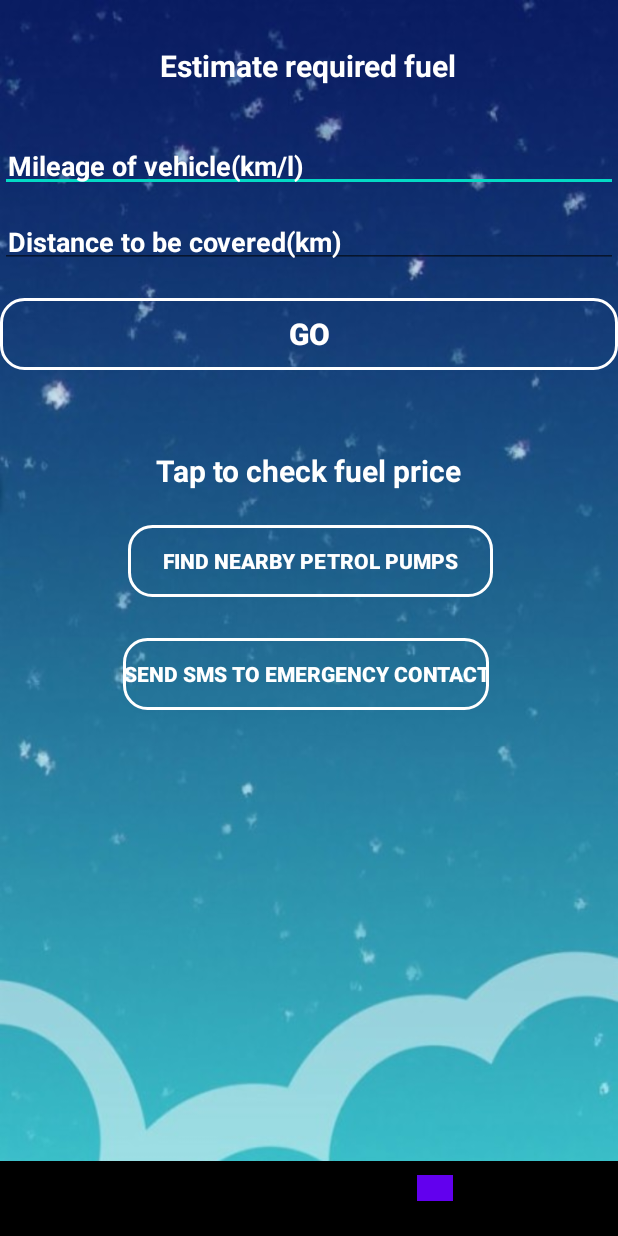
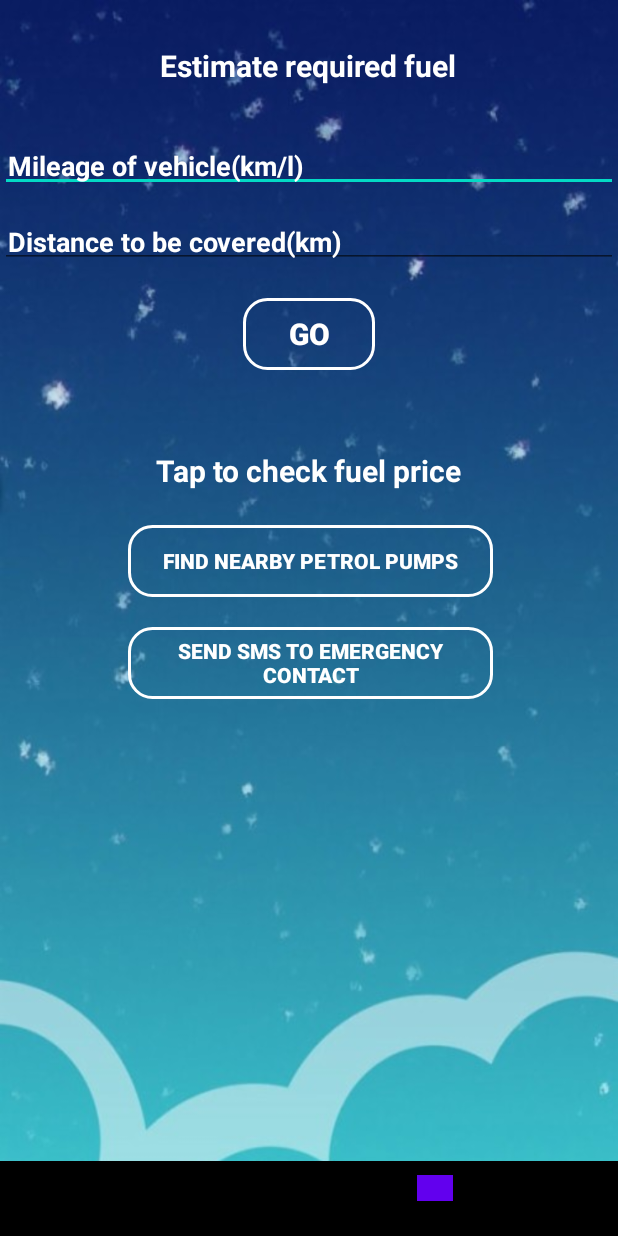
Before and after one commit to Hard-Coder05/SIH2020-SehYatri, an Android app: the AnalyticsActivity screen opened directly, with no data from a screen before it, on a phone screen of 412 x 824 dp. Run offline under Robolectric (Android 15) with nearby library versions, the phone set to English and light mode, and no system bars; libraries missing offline, so code that uses them is left out: com.example.mapmodule.

Commit message:
Android UI modification

```diff
--- a/Android_main_app/app/src/main/java/com/example/sih/AnalyticsActivity.java
+++ b/Android_main_app/app/src/main/java/com/example/sih/AnalyticsActivity.java
@@ -61,7 +61,7 @@ public class AnalyticsActivity extends AppCompatActivity {
             public void onClick(View v) {
                 double dist = Double.parseDouble(distance.getText().toString());
                 double mile = Double.parseDouble(mileage.getText().toString());
-                double ans = mile/dist;
+                double ans = dist/mile;
                 go.setText(String.format("%.3f",ans));
             }
         });
--- a/Android_main_app/app/src/main/res/layout/activity_analytics.xml
+++ b/Android_main_app/app/src/main/res/layout/activity_analytics.xml
@@ -52,17 +52,17 @@
                 android:textColor="#ffffff" />
 
             <Button
-                android:layout_width="match_parent"
+                android:id="@+id/go"
+                android:layout_width="wrap_content"
                 android:layout_height="wrap_content"
                 android:layout_below="@id/distance"
+                android:layout_centerHorizontal="true"
                 android:layout_marginTop="20dp"
-                android:id="@+id/go"
+                android:background="@drawable/bg_button_white"
                 android:text="@string/go"
-                android:background="@drawable/bg_button_white"
-                android:layout_centerHorizontal="true"
                 android:textColor="#ffffff"
-                android:textStyle="bold"
-                android:textSize="20sp"/>
+                android:textSize="20sp"
+                android:textStyle="bold" />
 
             <TextView
                 android:layout_width="wrap_content"
@@ -82,9 +82,9 @@
                 android:layout_alignParentStart="true"
                 android:layout_alignParentTop="true"
                 android:layout_alignParentEnd="true"
-                android:layout_marginStart="82dp"
-                android:layout_marginTop="425dp"
-                android:layout_marginEnd="86dp"
+                android:layout_marginStart="85dp"
+                android:layout_marginTop="418dp"
+                android:layout_marginEnd="83dp"
                 android:background="@drawable/bg_button_white"
                 android:text="@string/sendSms"
                 android:textAlignment="center"
```
Also changed, not shown: Android_main_app/app/src/main/res/layout/activity_home.xml (+14 -11 lines), 72 other files.
